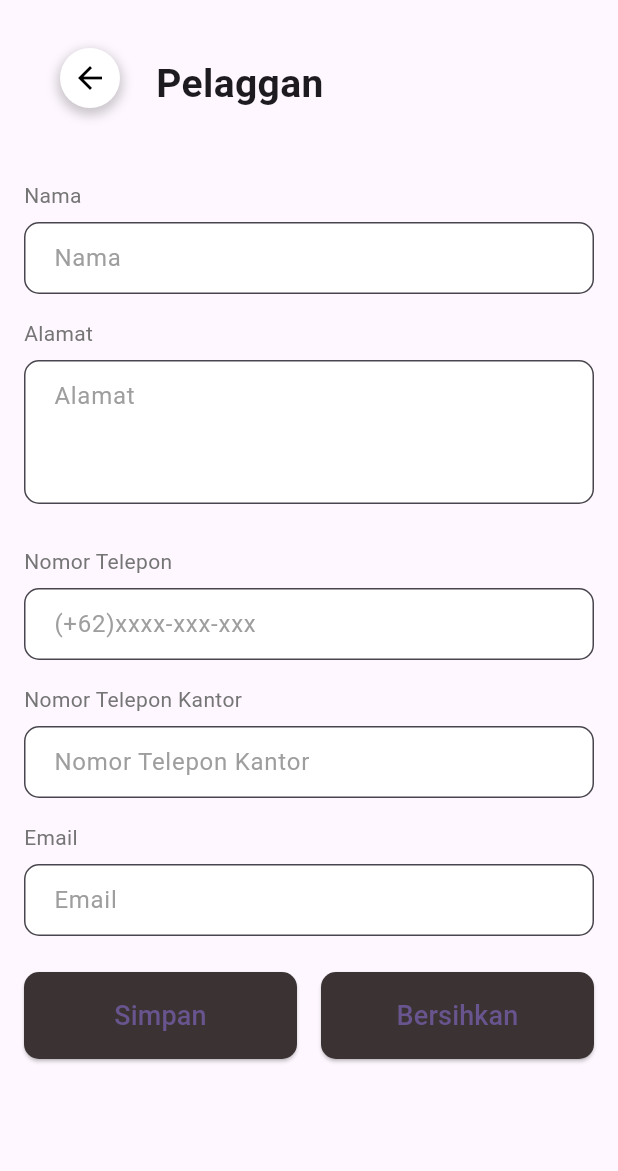
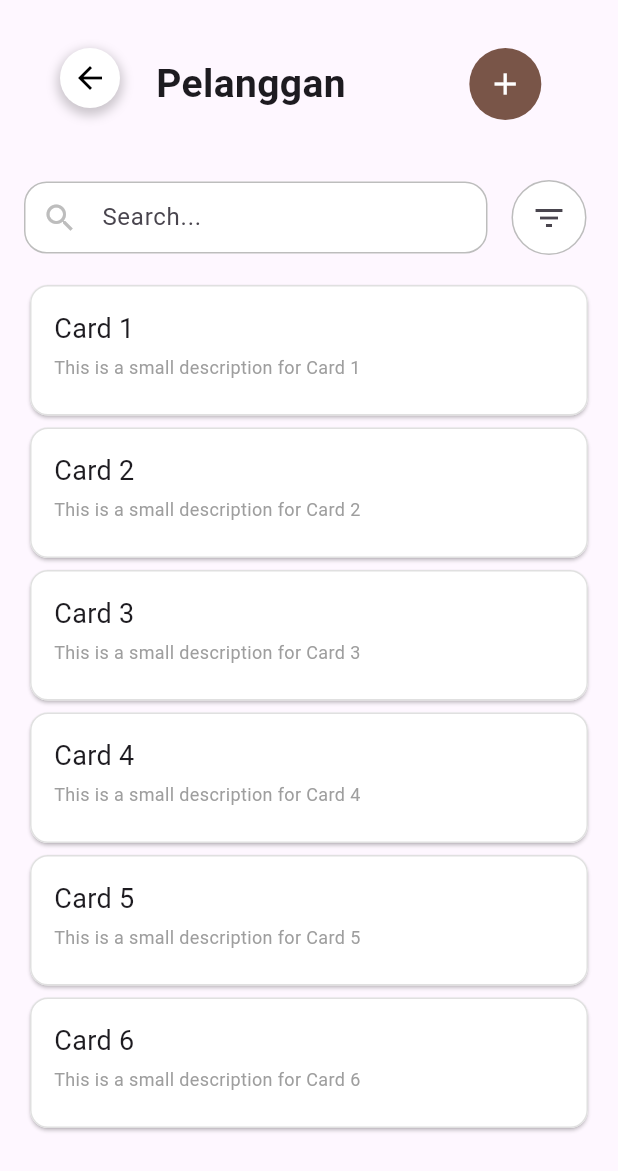
Before and after one commit to h0omanOnEarth/sistem_pencatatan_produksi_cv_bcn, a Flutter app: the MainMasterAdministrasiScreen screen opened by its route, after a tap on "Master Pelanggan", on a phone screen of 412 x 824 dp. Shown: the top 1171 px of the screen. Run offline on Flutter 3.47's test engine with Material 2 defaults, Android fonts, the light colour scheme and no system bars; our stand-ins replace flutter_bloc.

Commit message:
Trying List (Master Pelanggan)

```diff
--- a/lib/administrasi/main/main_administrasi.dart
+++ b/lib/administrasi/main/main_administrasi.dart
@@ -9,6 +9,7 @@ import 'package:sistem_manajemen_produksi_cv_bcn/master/form/form_mesin.dart';
 import 'package:sistem_manajemen_produksi_cv_bcn/master/form/form_pegawai.dart';
 import 'package:sistem_manajemen_produksi_cv_bcn/master/form/form_pelanggan.dart';
 import 'package:sistem_manajemen_produksi_cv_bcn/master/form/form_supplier.dart';
+import 'package:sistem_manajemen_produksi_cv_bcn/master/form/list_pelanggan.dart';
 import 'package:sistem_manajemen_produksi_cv_bcn/notifikasi_screen.dart';
 import 'package:sistem_manajemen_produksi_cv_bcn/profil_screen.dart';
 
@@ -63,13 +64,14 @@ class _MainAdministrasiState extends State<MainAdministrasi> {
             MainPenjulanAdministrasiScreen.routeName:(context) => const MainPenjulanAdministrasiScreen(),
             MainLaporanAdministrasiScreen.routeName:(context) => const MainLaporanAdministrasiScreen(),
 
-            //Form
+            //Form Master
             FormMasterPelangganScreen.routeName:(context)=> const FormMasterPelangganScreen(),
             FormMasterSupplierScreen.routeName:(context)=> const FormMasterSupplierScreen(),
             FormMasterPegawaiScreen.routeName:(context)=> const FormMasterPegawaiScreen(),
             FormMasterBahanScreen.routeName: (context)=> const FormMasterBahanScreen(),
             FormMasterMesinScreen.routeName:(context)=> const FormMasterMesinScreen(),
-            FormMasterBarangScreen.routeName:(context) =>const FormMasterBarangScreen()
+            FormMasterBarangScreen.routeName:(context) =>const FormMasterBarangScreen(),
+            ListMasterPelangganScreen.routeName:(context) => const ListMasterPelangganScreen()
           });
   }
 }
--- a/lib/administrasi/main/main_master.dart
+++ b/lib/administrasi/main/main_master.dart
@@ -5,6 +5,7 @@ import 'package:sistem_manajemen_produksi_cv_bcn/master/form/form_mesin.dart';
 import 'package:sistem_manajemen_produksi_cv_bcn/master/form/form_pegawai.dart';
 import 'package:sistem_manajemen_produksi_cv_bcn/master/form/form_pelanggan.dart';
 import 'package:sistem_manajemen_produksi_cv_bcn/master/form/form_supplier.dart';
+import 'package:sistem_manajemen_produksi_cv_bcn/master/form/list_pelanggan.dart';
 import 'package:sistem_manajemen_produksi_cv_bcn/notifikasi_screen.dart';
 
 
@@ -82,7 +83,7 @@ class _MainMasterAdministrasiScreenState extends State<MainMasterAdministrasiScr
                       ],
                     ),
                     const SizedBox(height: 16),
-                    const CardItem(icon: Icons.people, textA: 'Master Pelanggan', textB: 'Memodifikasi dan melihat data pelanggan', pageRoute: FormMasterPelangganScreen()),
+                    const CardItem(icon: Icons.people, textA: 'Master Pelanggan', textB: 'Memodifikasi dan melihat data pelanggan', pageRoute: ListMasterPelangganScreen()),
                     const CardItem(icon: Icons.emoji_people_sharp, textA: 'Master Supplier', textB: 'Memodifikasi dan melihat data supplier', pageRoute: FormMasterSupplierScreen()),
                     const CardItem(icon: Icons.shopping_cart_checkout, textA: 'Master Bahan', textB: 'Memodifikasi dan melihat data bahan', pageRoute: FormMasterBahanScreen()),
                     const CardItem(icon: Icons.precision_manufacturing, textA: 'Master Mesin', textB: 'Memodifikasi dan melihat data mesin', pageRoute: FormMasterMesinScreen()),
--- a/lib/login_screen.dart
+++ b/lib/login_screen.dart
@@ -212,12 +212,12 @@ class LoginPage extends StatelessWidget {
                             //       .showSnackBar(snackbar);
                             // } finally {}
 
-                            // Navigator.pushNamed(context,
-                            //   '/main_admnistrasi'); // Pindahkan ke halaman administrasi
+                            Navigator.pushNamed(context,
+                              '/main_admnistrasi'); // Pindahkan ke halaman administrasi
                             //  Navigator.pushNamed(context,
                             //   '/main_gudang'); // Pindahkan ke halaman gudang
-                              Navigator.pushNamed(context,
-                              '/main_produksi'); // Pindahkan ke halaman produksi
+                              // Navigator.pushNamed(context,
+                              // '/main_produksi'); // Pindahkan ke halaman produksi
                           },
                           style: ButtonStyle(
                             backgroundColor: MaterialStateProperty.all<Color>(
--- /dev/null
+++ b/lib/master/form/list_pelanggan.dart
@@ -0,0 +1,191 @@
+import 'package:flutter/material.dart';
+import 'package:sistem_manajemen_produksi_cv_bcn/master/form/form_pelanggan.dart';
+
+class ListMasterPelangganScreen extends StatefulWidget {
+  static const routeName = '/list_master_pelanggan_screen';
+
+  const ListMasterPelangganScreen({super.key});
+  @override
+  State<ListMasterPelangganScreen> createState() => _ListMasterPelangganScreenState();
+}
+
+class _ListMasterPelangganScreenState extends State<ListMasterPelangganScreen> {
+  @override
+  Widget build(BuildContext context) {
+    final screenWidth = MediaQuery.of(context).size.width;
+    return Scaffold(
+      body: SafeArea(
+        child: SingleChildScrollView(
+          child: Container(
+            padding: const EdgeInsets.all(16.0),
+            child: Column(
+              crossAxisAlignment: CrossAxisAlignment.stretch,
+              children: [
+                SizedBox(
+                  height: 80,
+                  child: Padding(
+                    padding: EdgeInsets.all(16.0),
+                    child: Row(
+                      mainAxisAlignment: MainAxisAlignment.spaceBetween,
+                      children: [
+                        Row(
+                          children: [
+                            SizedBox(width: 8.0),
+                            Align(
+                              alignment: Alignment.topLeft,
+                              child: InkWell(
+                                onTap: () {
+                                  Navigator.pop(context);
+                                },
+                                child: Container(
+                                  decoration: BoxDecoration(
+                                    shape: BoxShape.circle,
+                                    boxShadow: [
+                                      BoxShadow(
+                                        color: Colors.black.withOpacity(0.2),
+                                        spreadRadius: 2,
+                                        blurRadius: 5,
+                                        offset: const Offset(0, 3),
+                                      ),
+                                    ],
+                                  ),
+                                  child: const CircleAvatar(
+                                    backgroundColor: Colors.white,
+                                    child: Icon(Icons.arrow_back, color: Colors.black),
+                                  ),
+                                ),
+                              ),
+                            ),
+                            SizedBox(width: 24.0),
+                            const Text(
+                              'Pelanggan',
+                              style: TextStyle(
+                                fontSize: 26,
+                                fontWeight: FontWeight.bold,
+                              ),
+                            ),
+                            SizedBox(width: screenWidth*0.20),
+                            Container(
+                              decoration: const BoxDecoration(
+                                shape: BoxShape.circle,
+                                color: Colors.brown,
+                              ),
+                              child: IconButton(
+                                icon: Icon(Icons.add),
+                                color: Colors.white,
+                                onPressed: () {
+                                    Navigator.push(context,MaterialPageRoute( builder: (context) => FormMasterPelangganScreen()),
+                                  );
+                                },
+                              ),
+                            ),
+                          ],
+                        ),
+                      ],
+                    ),
+                  ),
+                ),
+                SizedBox(height: 24.0), // Add spacing between header and cards
+                  // Search Bar and Filter Button
+                        Row(
+                          children: [
+                            Container(
+                              child: buildSearchBar(),
+                              width: screenWidth * 0.75, // Adjust the width as needed
+                            ),
+                            SizedBox(width: 16.0), // Add spacing between search bar and filter button
+                            Container(
+                              decoration: BoxDecoration(
+                                shape: BoxShape.circle,
+                                color: Colors.white,
+                                border: Border.all(color: Colors.grey[400]!),
+                              ),
+                              child: IconButton(
+                                icon: Icon(Icons.filter_list),
+                                onPressed: () {
+                                  // Handle filter button press
+                                },
+                              ),
+                            ),
+                          ],
+                        ),
+                // Create 6 cards
+                SizedBox(height: 16.0,),
+                buildCard('Card 1', 'This is a small description for Card 1'),
+                buildCard('Card 2', 'This is a small description for Card 2'),
+                buildCard('Card 3', 'This is a small description for Card 3'),
+                buildCard('Card 4', 'This is a small description for Card 4'),
+                buildCard('Card 5', 'This is a small description for Card 5'),
+                buildCard('Card 6', 'This is a small description for Card 6'),
+              ],
+            ),
+          ),
+        ),
+      ),
+    );
+  }
+
+  Widget buildCard(String title, String description) {
+    return Card(
+      color: Colors.white,
+      shape: RoundedRectangleBorder(
+        borderRadius: BorderRadius.circular(12.0),
+        side: BorderSide(
+          color: Colors.grey[300]!,
+          width: 1.0,
+        ),
+      ),
+      child: Container(
+        padding: const EdgeInsets.all(16.0),
+        child: Column(
+          crossAxisAlignment: CrossAxisAlignment.start,
+          children: [
+            Text(
+              title,
+              style: const TextStyle(
+                fontSize: 18,
+                fontWeight: FontWeight.normal,
+              ),
+              textAlign: TextAlign.start,
+            ),
+            SizedBox(height: 4), // Add spacing between title and description
+            Text(
+              description,
+              style: const TextStyle(
+                color: Colors.grey, // Set text color to grey
+                fontSize: 12, // Set a smaller font size
+              ),
+              textAlign: TextAlign.start,
+            ),
+            SizedBox(height: 8.0,),
+          ],
+        ),
+      ),
+    );
+  }
+
+// Search Bar
+Widget buildSearchBar() {
+  return TextField(
+    decoration: InputDecoration(
+      hintText: 'Search...',
+      prefixIcon: Icon(
+        Icons.search,
+        color: Colors.grey[400], // Ubah warna ikon search menjadi abu-abu 400
+      ),
+      filled: true,
+      fillColor: Colors.white,
+      focusedBorder: OutlineInputBorder(
+        borderRadius: BorderRadius.circular(15.0),
+        borderSide: BorderSide(color: Colors.grey[400]!),
+      ),
+      enabledBorder: OutlineInputBorder(
+        borderRadius: BorderRadius.circular(15.0),
+        borderSide: BorderSide(color: Colors.grey[400]!),
+      ),
+      contentPadding: const EdgeInsets.symmetric(vertical: 12.0, horizontal: 16.0),
+    ),
+  );
+}
+
+}
```
